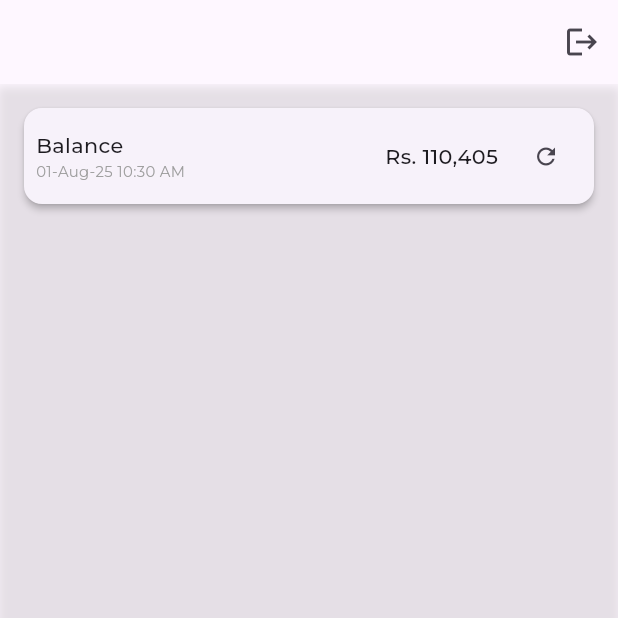
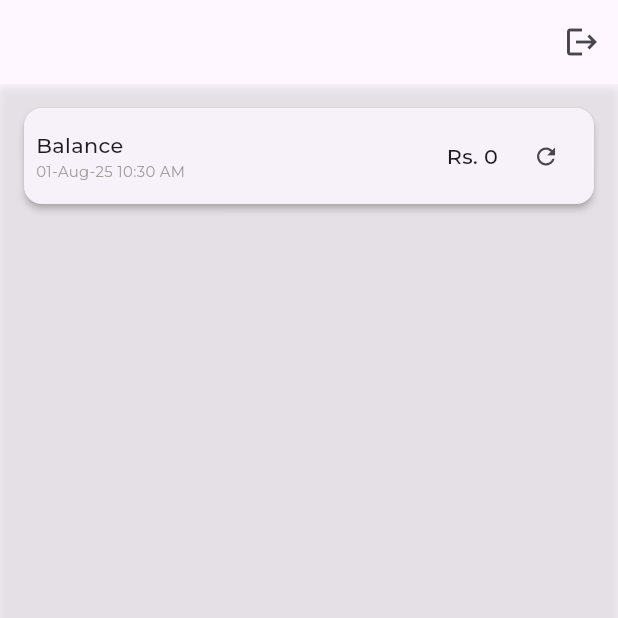
Before and after one commit to FESFPakistan/FESFPakistan_Bill_Log_App, a Flutter app: the BillScreen screen opened directly with empty values, after a tap on the "refresh" icon, on a phone screen of 412 x 824 dp, the top half of it. Run offline on Flutter 3.47's test engine with Material 3 defaults, Android fonts, the light colour scheme and no system bars; our stand-ins replace connectivity_plus, google_fonts, image_cropper, image_picker, shared_preferences; accounts and stored records are empty; network calls fail.

Commit message:
added Balance functionality

```diff
--- a/lib/main.dart
+++ b/lib/main.dart
@@ -15,8 +15,6 @@ double getResponsiveFontSize(BuildContext context, double baseFontSize) {
   const double mediumPhoneWidth = 375.0; // e.g., iPhone 6/7/8
   const double largePhoneWidth = 414.0; // e.g., iPhone 11
   const double tabletWidth = 600.0; // e.g., iPad
-  const double baseAspectRatio = 9 / 16; // Standard aspect ratio for phones
-  const double baseTabletAspectRatio = 4 / 3; // Standard aspect ratio for tablets
 
   // Select reference width based on screen size
   double referenceWidth;
--- a/lib/pages/add_bill_page.dart
+++ b/lib/pages/add_bill_page.dart
@@ -54,9 +54,9 @@ class _AddBillPageState extends State<AddBillPage> {
     } else {
       setState(() {
         _expenseHeads = [
-          {'id': 0, 'name': 'General', 'code': 'GENERAL'}
+          {'id': 0, 'name': '', 'code': ''}
         ];
-        _expenseHead = 'General';
+        _expenseHead = '';
       });
       if (await _hasInternetConnection()) {
         await _fetchExpenseHeads();
@@ -233,7 +233,7 @@ class _AddBillPageState extends State<AddBillPage> {
       final result = {
         'narration': _narrationController.text,
         'amount': double.tryParse(_amountController.text) ?? 0.0,
-        'expenseHead': _expenseHead ?? 'General',
+        'expenseHead': _expenseHead,
         'date': _selectedDate,
         'imagePath': _imagePath,
       };
@@ -284,14 +284,14 @@ class _AddBillPageState extends State<AddBillPage> {
                 value: _expenseHead,
                 decoration: InputDecoration(
                   labelText: 'Expense Head',
-                  labelStyle: GoogleFonts.montserrat(fontSize: getResponsiveFontSize(context, 14.0), fontWeight: FontWeight.w400),
+                  labelStyle: GoogleFonts.montserrat(fontSize: getResponsiveFontSize(context, 13.0), fontWeight: FontWeight.w400),
                 ),
                 items: _expenseHeads.map((head) {
                   return DropdownMenuItem<String>(
                     value: head['name'],
                     child: Text(
                       head['name'],
-                      style: GoogleFonts.montserrat(fontSize: getResponsiveFontSize(context, 14.0), fontWeight: FontWeight.w400),
+                      style: GoogleFonts.montserrat(fontSize: getResponsiveFontSize(context, 10.0), fontWeight: FontWeight.w400),
                     ),
                   );
                 }).toList(),
--- a/lib/pages/bill_screen.dart
+++ b/lib/pages/bill_screen.dart
@@ -1,7 +1,7 @@
 import 'dart:convert';
 import 'dart:io';
-import 'dart:math';
 import 'package:flutter/material.dart';
+import 'package:flutter/foundation.dart' show kIsWeb;
 import 'package:google_fonts/google_fonts.dart';
 import 'package:intl/intl.dart';
 import 'package:path_provider/path_provider.dart';
@@ -9,6 +9,7 @@ import 'package:petty_cash_app/main.dart';
 import 'package:petty_cash_app/pages/login_page.dart';
 import 'package:petty_cash_app/pages/add_bill_page.dart';
 import 'package:shared_preferences/shared_preferences.dart';
+import 'package:http/http.dart' as http;
 
 class BillScreen extends StatefulWidget {
   final String name;
@@ -22,7 +23,8 @@ class BillScreen extends StatefulWidget {
 
 class _BillScreenState extends State<BillScreen> {
   List<Map<String, dynamic>> bills = [];
-  double _balance = 0.0;
+  double _balance = 0.0; // Ensure this is the only _balance variable
+  bool _isRefreshing = false; // Loading indicator
 
   @override
   void initState() {
@@ -32,6 +34,15 @@ class _BillScreenState extends State<BillScreen> {
 
   Future<void> _loadBills() async {
     try {
+      if (kIsWeb) {
+        final prefs = await SharedPreferences.getInstance();
+        final jsonString = prefs.getString('${widget.locationCode}_${widget.name.replaceAll(' ', '_')}_bills');
+        if (jsonString != null) {
+          setState(() {
+            bills = List<Map<String, dynamic>>.from(json.decode(jsonString));
+          });
+        }
+      } else {
         final directory = await getApplicationDocumentsDirectory();
         final fileName = '${widget.locationCode}_${widget.name.replaceAll(' ', '_')}_bills.json';
         final file = File('${directory.path}/$fileName');
@@ -41,6 +52,7 @@ class _BillScreenState extends State<BillScreen> {
             bills = List<Map<String, dynamic>>.from(json.decode(jsonString));
           });
         }
+      }
     } catch (e) {
       print('Error loading bills: $e');
     }
@@ -48,10 +60,15 @@ class _BillScreenState extends State<BillScreen> {
 
   Future<void> _saveBills() async {
     try {
+      if (kIsWeb) {
+        final prefs = await SharedPreferences.getInstance();
+        await prefs.setString('${widget.locationCode}_${widget.name.replaceAll(' ', '_')}_bills', json.encode(bills));
+      } else {
         final directory = await getApplicationDocumentsDirectory();
         final fileName = '${widget.locationCode}_${widget.name.replaceAll(' ', '_')}_bills.json';
         final file = File('${directory.path}/$fileName');
         await file.writeAsString(json.encode(bills));
+      }
     } catch (e) {
       print('Error saving bills: $e');
     }
@@ -119,10 +136,54 @@ class _BillScreenState extends State<BillScreen> {
     );
   }
 
-  void _refreshBalance() {
+  Future<void> _refreshBalance() async {
+    if (!mounted) return;
     setState(() {
-      _balance = Random().nextDouble() * 1000000;
+      _isRefreshing = true;
     });
+    final prefs = await SharedPreferences.getInstance();
+    final token = prefs.getString('auth_token') ?? '';
+    if (token.isEmpty) {
+      print('No auth token found in shared_preferences.');
+      if (mounted) setState(() { _isRefreshing = false; });
+      return;
+    }
+    print('Using auth token: $token');
+    print('Current balance before refresh: $_balance'); // Debug before update
+
+    final url = Uri.parse('https://stage-cash.fesf-it.com/api/balance');
+    try {
+      final response = await http.get(
+        url,
+        headers: {
+          'Content-Type': 'application/json',
+          'Authorization': 'Bearer $token',
+        },
+      );
+      print('API response status: ${response.statusCode}');
+      print('API response body: ${response.body}');
+
+      if (response.statusCode == 200) {
+        final data = jsonDecode(response.body);
+        final balance = (data['current_balance'] as num?)?.toDouble() ?? 0.0; // Updated to use 'current_balance'
+        if (mounted) {
+          setState(() {
+            _balance = balance; // Explicitly update _balance
+            _isRefreshing = false;
+          });
+          print('Balance set to: $_balance after setState'); // Debug after update
+        }
+      } else {
+        print('Failed to refresh balance: ${response.statusCode} - ${response.body}');
+        if (mounted) setState(() { _isRefreshing = false; });
+      }
+    } catch (e) {
+      print('Error refreshing balance: $e');
+      if (e is SocketException) {
+        print('Network issue: Check internet connection or domain name: $url');
+      }
+      if (mounted) setState(() { _isRefreshing = false; });
+    }
   }
 
   void _showBillDetails(Map<String, dynamic> bill) {
@@ -172,6 +233,7 @@ class _BillScreenState extends State<BillScreen> {
 
   @override
   Widget build(BuildContext context) {
+    print('Rendering UI with balance: $_balance'); // Debug UI render
     final sortedBills = List<Map<String, dynamic>>.from(bills)
       ..sort((a, b) => DateTime.parse(b['date']).compareTo(DateTime.parse(a['date'])));
     final top10Bills = sortedBills.take(10).toList();
@@ -234,6 +296,13 @@ class _BillScreenState extends State<BillScreen> {
                       ),
                       Row(
                         children: [
+                          if (_isRefreshing)
+                            const SizedBox(
+                              width: 20,
+                              height: 20,
+                              child: CircularProgressIndicator(strokeWidth: 2.0),
+                            )
+                          else
                             Text(
                               'Rs. ${NumberFormat('#,###').format(_balance.round())}',
                               style: GoogleFonts.montserrat(fontSize: getResponsiveFontSize(context, 14.0), fontWeight: FontWeight.w500)),
--- a/pubspec.yaml
+++ b/pubspec.yaml
@@ -19,10 +19,6 @@ dependencies:
   connectivity_plus: ^6.1.4
   auto_size_text: ^3.0.0
   device_info_plus: ^11.5.0
-  image_cropper_for_web: ^6.1.0
-  im\age_cropper_web: ^1.0.0
-  croppie: ^0.1.0
-  imaage_cropper_plus: ^1.0.0
 
 dev_dependencies:
   flutter_test:
```
Also changed, not shown: pubspec.lock. Lines whose indentation alone changed are shown as unchanged.
